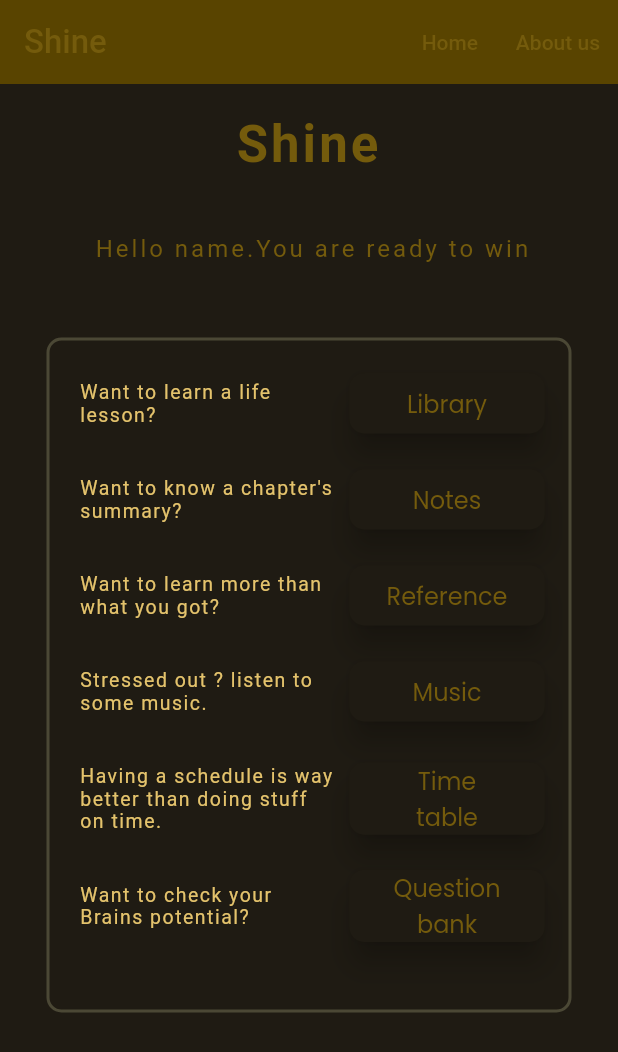
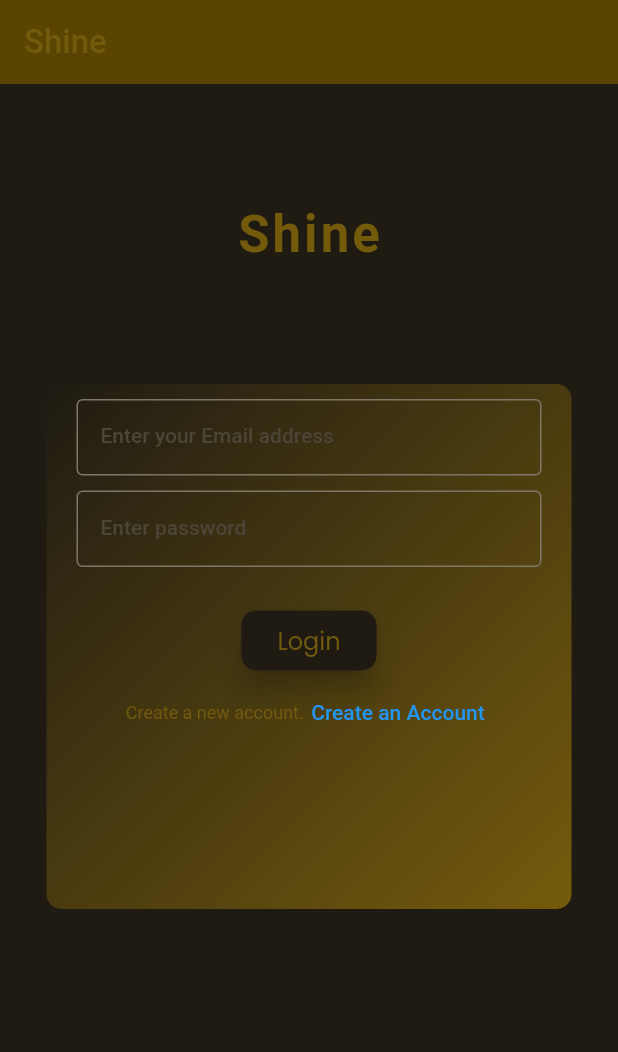
Before and after one commit to STRAcompany/Shine-App, a Flutter app: the screen it shows after launch, on a phone screen of 412 x 824 dp. Shown: the top 1052 px of the screen. Run offline on Flutter 3.47's test engine with Material 2 defaults, Android fonts, the phone set to English and light mode, and no system bars; our stand-ins replace firebase_auth, firebase_core, firebase_storage, google_fonts; accounts and stored records are empty; Roboto replaces fonts that are missing (Laila).

Commit message:
log in and sign up

```diff
--- a/lib/data/tryout_data.dart
+++ b/lib/data/tryout_data.dart
@@ -11,7 +11,7 @@ List<Map<String,Object>> tryoutData = [
         "Want to learn a life lesson?",
         "Want to know about a great person?"
         ],
-      "navigation address": const LibraryScreen()
+      "navigation address": LibraryScreen()
     },
     {
       "name": "Notes",
@@ -38,7 +38,7 @@ List<Map<String,Object>> tryoutData = [
         "Stressed out ? listen to some music.",
         "Do you know what doctors say? \"music is good for health \"",
         ],
-      "navigation address":  const LibraryScreen()
+      "navigation address":  LibraryScreen()
     },
     {
       "name": "Time table",
--- /dev/null
+++ b/lib/screens/auth.dart
@@ -0,0 +1,199 @@
+import 'package:flutter/material.dart';
+import 'package:firebase_auth/firebase_auth.dart';
+
+final firebase = FirebaseAuth.instance;
+
+class AuthScreen extends StatefulWidget {
+  const AuthScreen({super.key});
+  @override
+  State<AuthScreen> createState() => _AuthScreenState();
+}
+
+class _AuthScreenState extends State<AuthScreen> {
+  final _form = GlobalKey<FormState>();
+  bool _isLogin = true;
+  bool _isAuthenticating = false;
+  String? emailAddress;
+  String? password;
+
+  void _onSaved() async {
+    final isValid = _form.currentState!.validate();
+    if (!isValid) {
+      return;
+    }
+    _form.currentState!.save();
+    try {
+      setState(() {
+        _isAuthenticating = true;
+      });
+      if (_isLogin) {
+        await firebase.signInWithEmailAndPassword(
+            email: emailAddress!, password: password!);
+      } else {
+        await firebase.createUserWithEmailAndPassword(
+            email: emailAddress!, password: password!);
+      }
+      setState(() {
+        _isAuthenticating = false;
+      });
+    } on FirebaseAuthException catch (error) {
+      ScaffoldMessenger.of(context).clearSnackBars();
+      ScaffoldMessenger.of(context).showSnackBar(
+        SnackBar(
+          content: Text(error.message ?? 'Authentication failed.'),
+        ),
+      );
+      setState(() {
+        _isAuthenticating = false;
+      });
+    }
+  }
+
+  @override
+  Widget build(BuildContext context) {
+    return Scaffold(
+      appBar: AppBar(
+        title: const Text("Shine"),
+      ),
+      body: SingleChildScrollView(
+        child: Column(
+          children: [
+            const SizedBox(height: 80),
+            Text(
+              "Shine",
+              style: Theme.of(context).textTheme.titleLarge!.copyWith(
+                    color: Theme.of(context).colorScheme.primary,
+                  ),
+            ),
+            const SizedBox(height: 80),
+            Center(
+              child: Container(
+                padding: const EdgeInsets.symmetric(horizontal: 20),
+                width: 350,
+                height: 350,
+                decoration: BoxDecoration(
+                    borderRadius: BorderRadius.circular(10),
+                    gradient: LinearGradient(
+                      colors: [
+                        Theme.of(context).colorScheme.onBackground,
+                        Theme.of(context).colorScheme.primary,
+                      ],
+                      begin: Alignment.topLeft,
+                      end: Alignment.bottomRight,
+                    )),
+                child: Form(
+                  key: _form,
+                  child: Column(
+                    children: [
+                      const SizedBox(height: 10),
+                      TextFormField(
+                        decoration: InputDecoration(
+                          border: OutlineInputBorder(
+                            borderSide: BorderSide(
+                              color: Theme.of(context).colorScheme.onBackground,
+                              width: 2,
+                            ),
+                          ),
+                          label: const Text("Enter your Email address"),
+                        ),
+                        style: Theme.of(context).textTheme.bodyMedium!.copyWith(
+                            color: Theme.of(context).colorScheme.primary),
+                        keyboardType: TextInputType.emailAddress,
+                        validator: (value) {
+                          if (value == null ||
+                              value.trim().isEmpty ||
+                              !value.trim().contains("@") ||
+                              !value.trim().contains(".com")) {
+                            return "Please enter an appropriate email address.";
+                          }
+                          return null;
+                        },
+                        onSaved: (newValue) {
+                          emailAddress = newValue;
+                        },
+                      ),
+                      const SizedBox(height: 10),
+                      TextFormField(
+                        decoration: InputDecoration(
+                          border: OutlineInputBorder(
+                            borderSide: BorderSide(
+                              color: Theme.of(context).colorScheme.onBackground,
+                              width: 2,
+                            ),
+                          ),
+                          label: const Text("Enter password"),
+                        ),
+                        style: Theme.of(context).textTheme.bodyMedium!.copyWith(
+                            color: Theme.of(context).colorScheme.primary),
+                        keyboardType: TextInputType.visiblePassword,
+                        obscureText: true,
+                        validator: (value) {
+                          if (value == null ||
+                              value.trim().isEmpty ||
+                              value.trim().length < 6) {
+                            return "Password must be atleast 6 letters long.";
+                          }
+                          return null;
+                        },
+                        onSaved: (newValue) {
+                          password = newValue;
+                        },
+                      ),
+                      const SizedBox(height: 25),
+                      if(!_isAuthenticating)
+                      ElevatedButton(
+                        onPressed: _onSaved,
+                        child: Text(_isLogin ? "Login" : "Sign Up"),
+                      ),
+                      if(_isAuthenticating)
+                       const CircularProgressIndicator(),
+                      if(!_isAuthenticating)
+                      Row(
+                        mainAxisAlignment: MainAxisAlignment.center,
+                        children: [
+                          Text(
+                            _isLogin
+                                ? "Create a new account."
+                                : "Already have an account.",
+                            style: Theme.of(context)
+                                .textTheme
+                                .bodySmall!
+                                .copyWith(
+                                  color: Theme.of(context).colorScheme.primary,
+                                ),
+                          ),
+                          TextButton(
+                            style: const ButtonStyle(
+                              padding:
+                                  MaterialStatePropertyAll(EdgeInsets.all(5)),
+                            ),
+                            onPressed: () {
+                              setState(() {
+                                _isLogin = !_isLogin;
+                              });
+                            },
+                            child: Text(
+                              _isLogin
+                                  ? "Create an Account"
+                                  : "Login through account",
+                              style: Theme.of(context)
+                                  .textTheme
+                                  .labelLarge!
+                                  .copyWith(
+                                    color: Colors.blue,
+                                  ),
+                            ),
+                          ),
+                        ],
+                      ),
+                    ],
+                  ),
+                ),
+              ),
+            ),
+          ],
+        ),
+      ),
+    );
+  }
+}
--- a/lib/screens/time_table.dart
+++ b/lib/screens/time_table.dart
@@ -32,7 +32,7 @@ class _TimeTableScreenState extends State<TimeTableScreen> {
         "time list" : timeList,
         "todo list": todoList,
       });
-    };
+    }
   }
 
   void _reset() {
```
Also changed, not shown: lib/main.dart (+15 -1 lines), lib/screens/library.dart (+10 -2 lines), lib/screens/list_screen.dart (+11 -7 lines), lib/screens/shine.dart (+10 -1 lines), lib/screens/splash.dart (added, +16 -0 lines), 5 other files.
